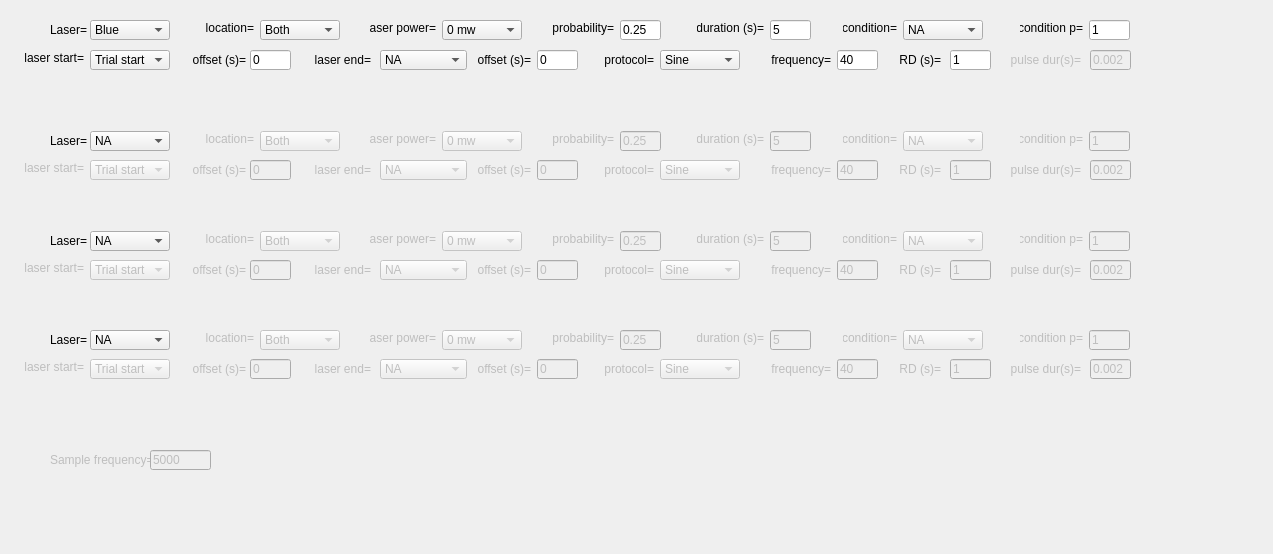
Old version of the form src/foraging_gui/Optogenetics.ui in the repository AllenNeuralDynamics/dynamic-foraging-task.
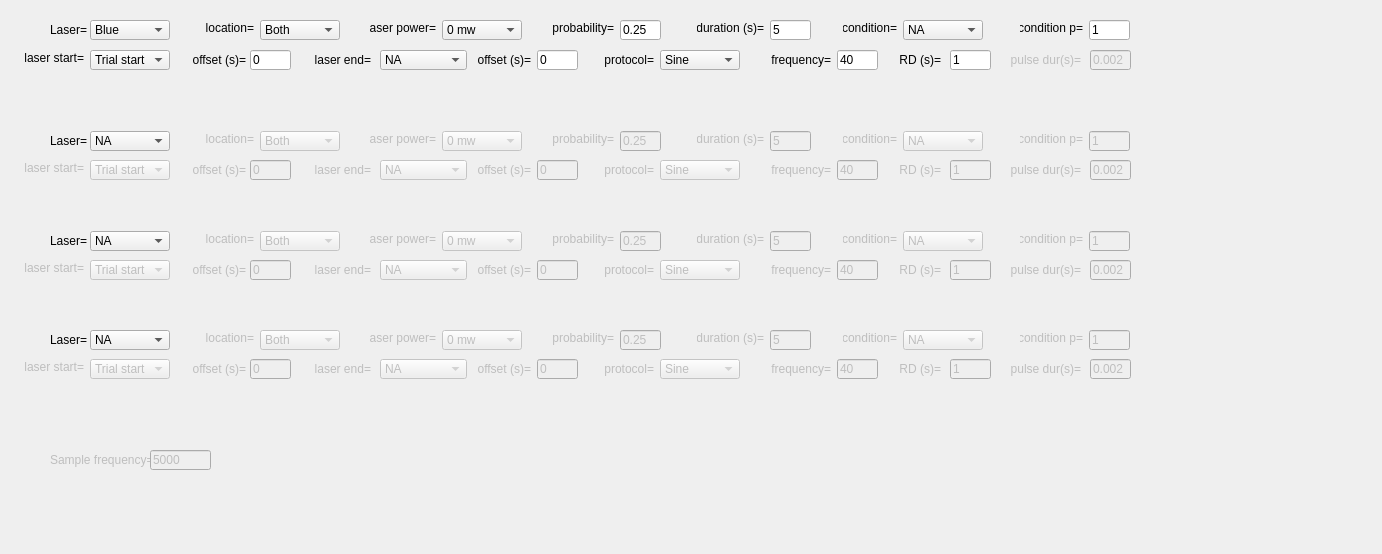
New version of the form.

What changed in the file:
```diff
--- a/src/foraging_gui/Optogenetics.ui
+++ b/src/foraging_gui/Optogenetics.ui
@@ -6,7 +6,7 @@
    <rect>
     <x>0</x>
     <y>0</y>
-    <width>1273</width>
+    <width>1382</width>
     <height>554</height>
    </rect>
   </property>
```
